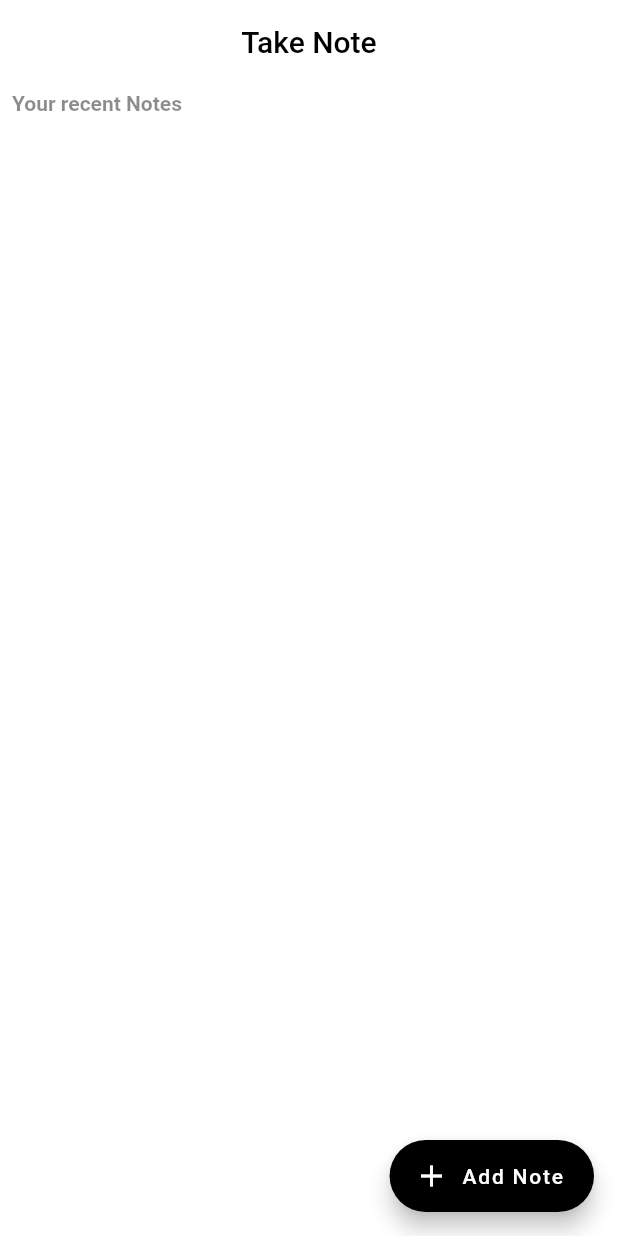
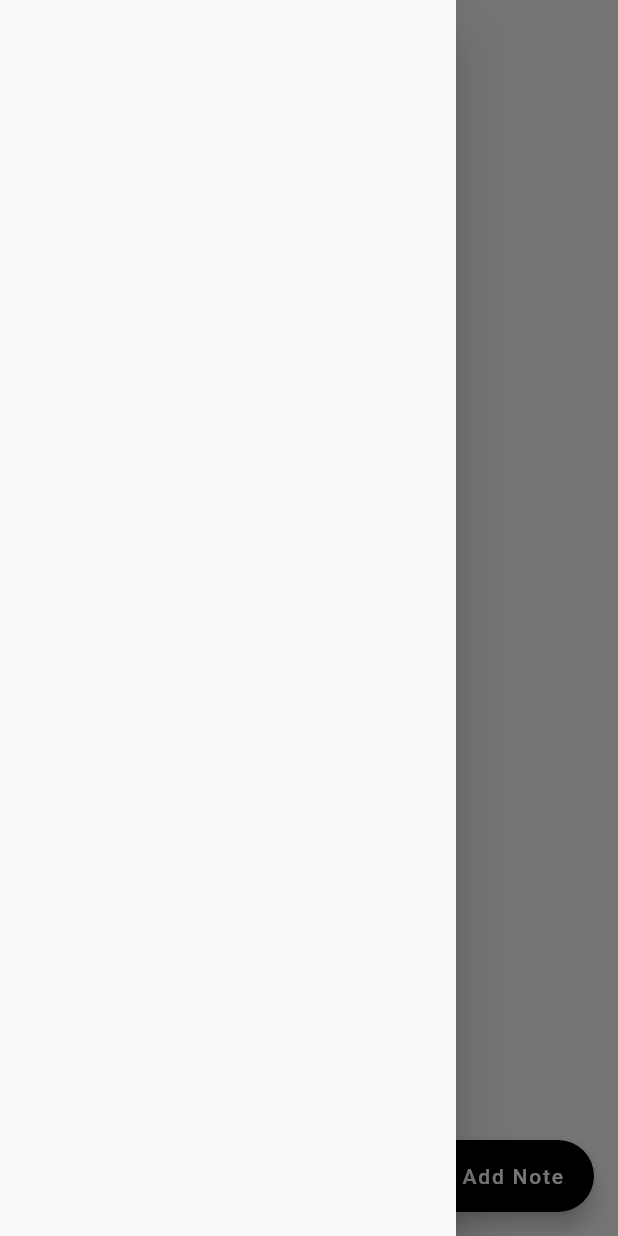
Before and after one commit to khakachang/Take_Note, a Flutter app: the screen it shows after launch, with the side drawer open (before the commit the screen has no drawer), on a phone screen of 412 x 824 dp. Run offline on Flutter 3.47's test engine with Material 2 defaults, Android fonts, the phone set to English and light mode, and no system bars; our stand-ins replace cloud_firestore, firebase_core, google_fonts; accounts and stored records are empty.

Commit message:
Hamburger Munu added

```diff
--- a/lib/screens/home_screen.dart
+++ b/lib/screens/home_screen.dart
@@ -32,7 +32,14 @@ class _HomeScreenState extends State<HomeScreen> {
         ),
         centerTitle: true,
         backgroundColor: AppStyle.mainColor,
+        iconTheme: IconThemeData(
+          color: Colors.black,
+        ),
       ),
+      drawer: Drawer(
+          child: ListView(
+        children: [],
+      )),
       body: Padding(
         //GridView Paddding
         padding: EdgeInsets.only(
```
